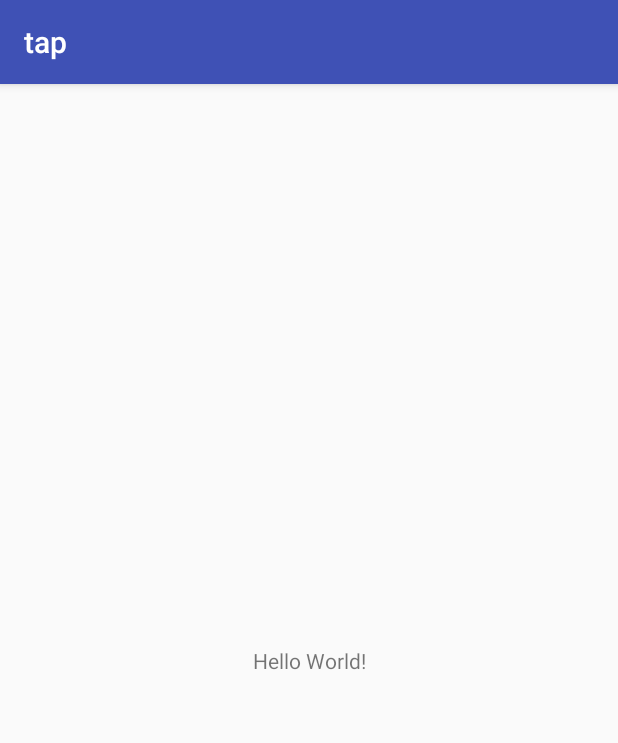
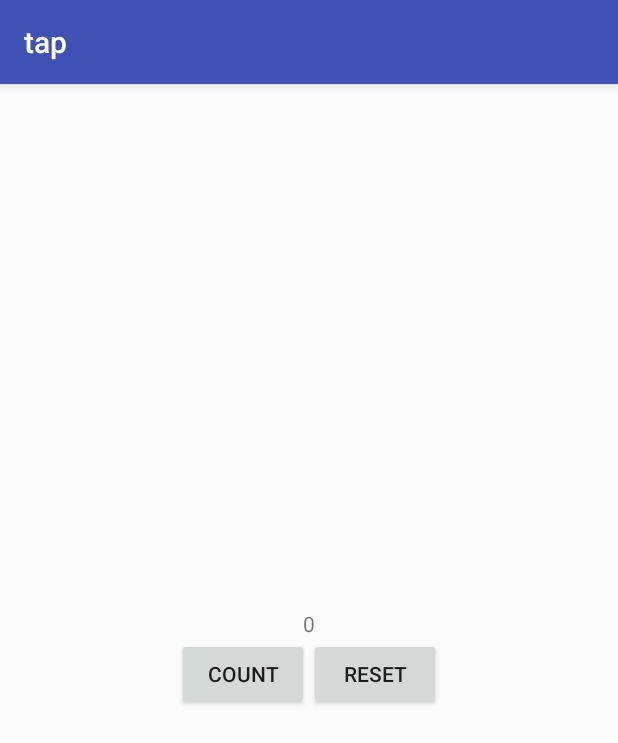
Before and after one commit to Omega014/tap, an Android app: the screen it shows after launch (MainActivity), on a phone screen of 412 x 824 dp. Shown: the top 743 px of the screen. Run offline under Robolectric (Android 15) with nearby library versions, the phone set to English and light mode, and no system bars.

Commit message:
add counter

```diff
--- a/app/src/main/java/com/example/mitsukisugiya/tap/MainActivity.kt
+++ b/app/src/main/java/com/example/mitsukisugiya/tap/MainActivity.kt
@@ -2,11 +2,28 @@ package com.example.mitsukisugiya.tap
 
 import android.support.v7.app.AppCompatActivity
 import android.os.Bundle
+import android.view.View
+import android.widget.Button
+import android.widget.TextView
 
 class MainActivity : AppCompatActivity() {
 
     override fun onCreate(savedInstanceState: Bundle?) {
         super.onCreate(savedInstanceState)
         setContentView(R.layout.activity_main)
+
+        val count_button: Button = this.findViewById(R.id.count)
+        val reset_button: Button = this.findViewById(R.id.reset)
+        val text: TextView = this.findViewById(R.id.result)
+
+        var count = 0
+        count_button.setOnClickListener { view: View? ->
+            count += 1
+            text.text = count.toString()
+        }
+        reset_button.setOnClickListener { view: View? ->
+            text.text = this.getString(R.string.initial_text)
+            count = 0
+        }
     }
 }
--- a/app/src/main/res/layout/activity_main.xml
+++ b/app/src/main/res/layout/activity_main.xml
@@ -1,18 +1,40 @@
 <?xml version="1.0" encoding="utf-8"?>
-<android.support.constraint.ConstraintLayout xmlns:android="http://schemas.android.com/apk/res/android"
+
+
+<LinearLayout
+    xmlns:android="http://schemas.android.com/apk/res/android"
     xmlns:app="http://schemas.android.com/apk/res-auto"
-    xmlns:tools="http://schemas.android.com/tools"
     android:layout_width="match_parent"
     android:layout_height="match_parent"
-    tools:context=".MainActivity">
+    android:orientation="vertical"
+    android:gravity="center">
 
     <TextView
+        android:id="@+id/result"
+        android:layout_width="match_parent"
+        android:layout_height="wrap_content"
+        android:text="@string/initial_text"
+        android:textAlignment="center"/>
+
+    <LinearLayout
+        xmlns:android="http://schemas.android.com/apk/res/android"
+        xmlns:app="http://schemas.android.com/apk/res-auto"
         android:layout_width="wrap_content"
         android:layout_height="wrap_content"
-        android:text="Hello World!"
-        app:layout_constraintBottom_toBottomOf="parent"
-        app:layout_constraintLeft_toLeftOf="parent"
-        app:layout_constraintRight_toRightOf="parent"
-        app:layout_constraintTop_toTopOf="parent" />
+        android:orientation="horizontal"
+        android:gravity="center"
+        android:id="@+id/button_layout">
+        <Button
+            android:id="@+id/count"
+            android:layout_width="wrap_content"
+            android:layout_height="wrap_content"
+            android:text="@string/count_label" />
+        <Button
+            android:id="@+id/reset"
+            android:layout_width="wrap_content"
+            android:layout_height="wrap_content"
+            android:text="@string/reset_label" />
 
-</android.support.constraint.ConstraintLayout>
+    </LinearLayout>
+
+</LinearLayout>
--- a/app/src/main/res/values/strings.xml
+++ b/app/src/main/res/values/strings.xml
@@ -1,3 +1,6 @@
 <resources>
     <string name="app_name">tap</string>
+    <string name="count_label">Count</string>
+    <string name="reset_label">Reset</string>
+    <string name="initial_text">0</string>
 </resources>
```
